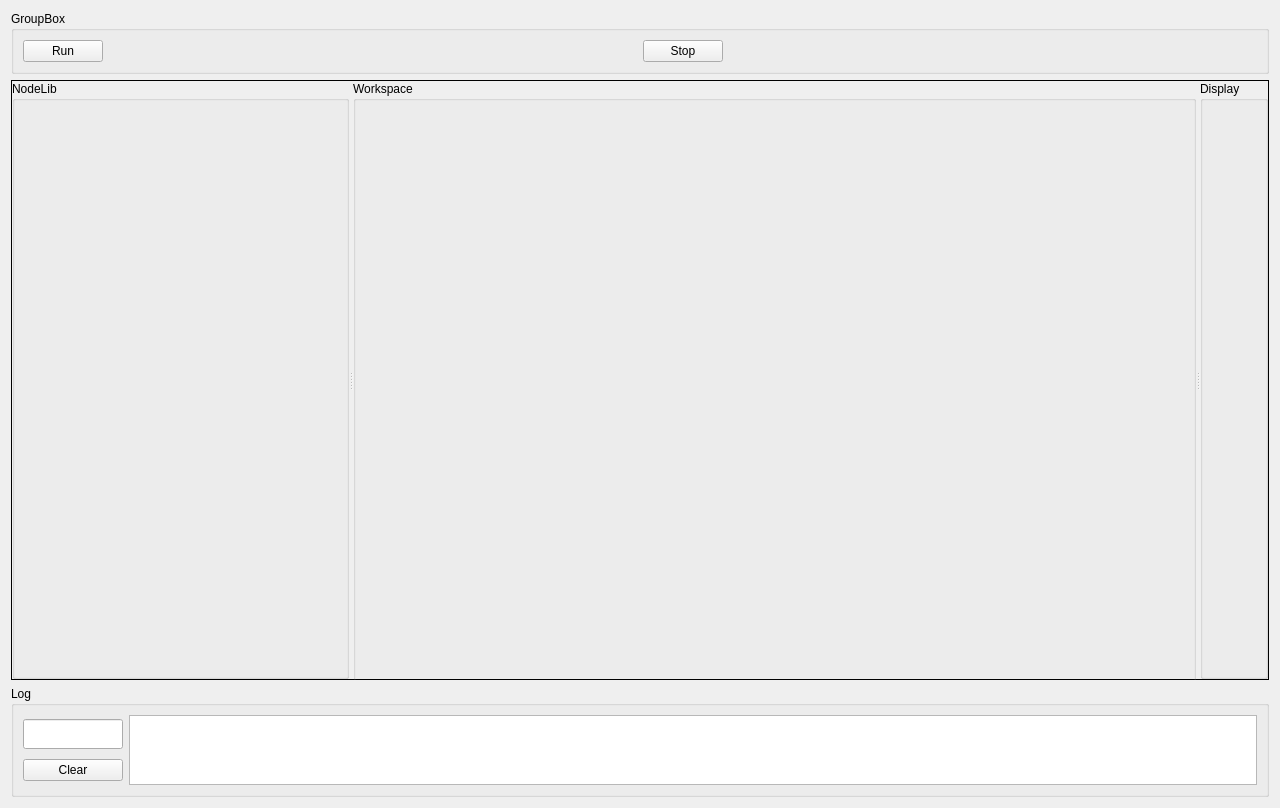
This is VisionFlow/ui/view/visionflowview.ui in ysc-233/VisionFlow as Qt 5 draws it before an edit. The edited form follows.
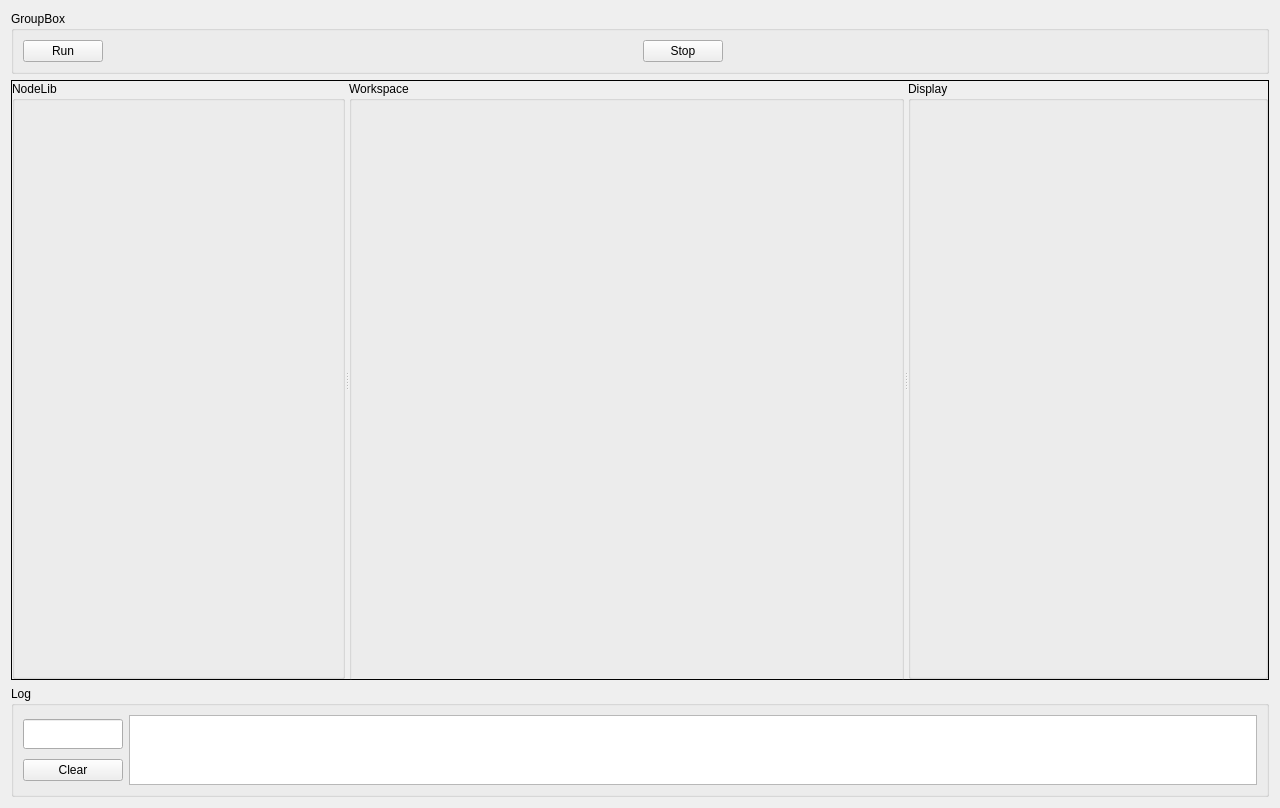
This is the edited form.

Commit message:
Optimize flow tab generation logic and improve preview refresh mechanism
- Refactor flow tab creation process for better efficiency and maintainability
- Enhance preview refresh logic to ensure timely and accurate updates
- Fix potential issues with tab state synchronization
- Improve overall user experience with smoother preview transitions

```diff
--- a/VisionFlow/ui/view/visionflowview.ui
+++ b/VisionFlow/ui/view/visionflowview.ui
@@ -7,7 +7,7 @@
     <x>0</x>
     <y>0</y>
     <width>1280</width>
-    <height>720</height>
+    <height>806</height>
    </rect>
   </property>
   <property name="windowTitle">
@@ -77,7 +77,7 @@
      <widget class="QGroupBox" name="gpb_nodeLibrary">
       <property name="minimumSize">
        <size>
-        <width>200</width>
+        <width>300</width>
         <height>0</height>
        </size>
       </property>
@@ -103,9 +103,18 @@
       <layout class="QGridLayout" name="gridLayout_3">
        <item row="0" column="0">
         <widget class="QLabel" name="lbl_display">
+         <property name="minimumSize">
+          <size>
+           <width>300</width>
+           <height>0</height>
+          </size>
+         </property>
          <property name="text">
           <string/>
          </property>
+         <property name="alignment">
+          <set>Qt::AlignCenter</set>
+         </property>
         </widget>
        </item>
       </layout>
```
The commit also changes 7 other files.
